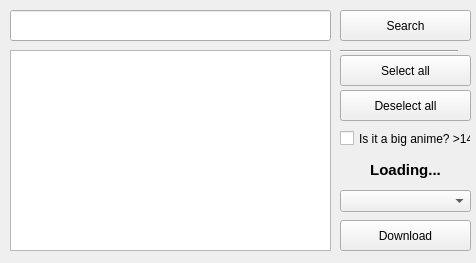
The window that MainWindow.ui (TaPO4eg3D/HS_Downloader) describes before a commit, drawn with Qt 5.
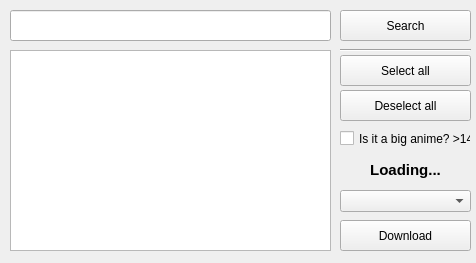
The same window after the commit.

What changed in the file:
```diff
--- a/MainWindow.ui
+++ b/MainWindow.ui
@@ -57,9 +57,9 @@
     <property name="geometry">
      <rect>
       <x>340</x>
-      <y>50</y>
-      <width>118</width>
-      <height>3</height>
+      <y>35</y>
+      <width>131</width>
+      <height>31</height>
      </rect>
     </property>
     <property name="orientation">
```
